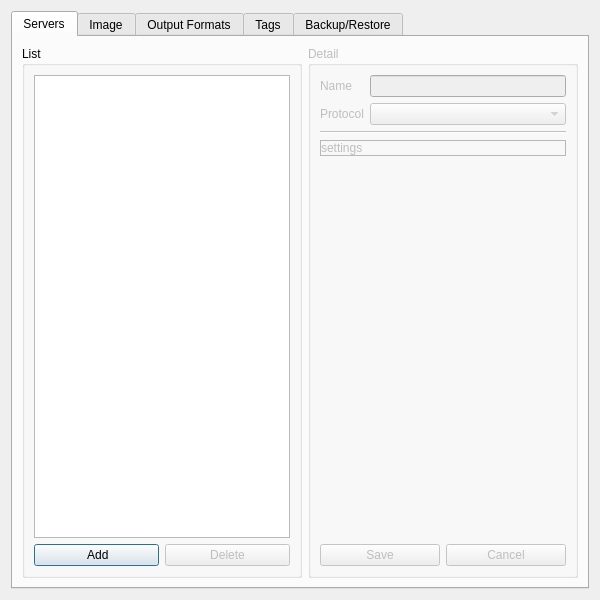
This is src/configdialog.ui in klesh/fu as Qt 5 draws it before an edit. The edited form follows.
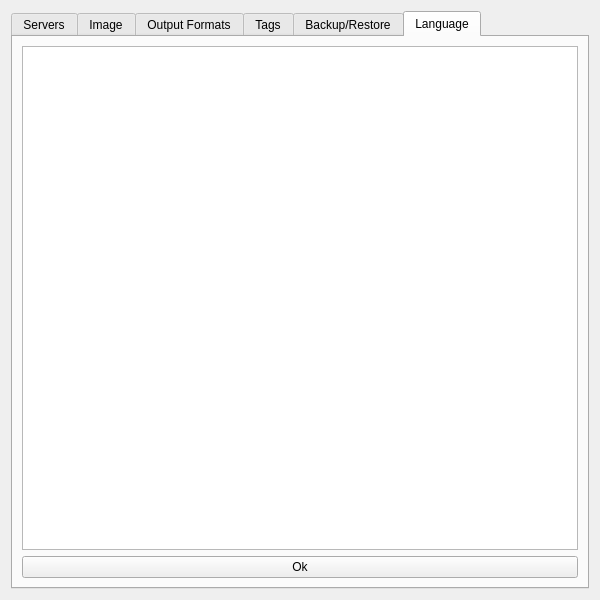
This is the edited form. Custom widgets are drawn as their Qt base class.

Patch:
```diff
--- a/src/configdialog.ui
+++ b/src/configdialog.ui
@@ -23,7 +23,7 @@
    <item>
     <widget class="QTabWidget" name="tabs">
      <property name="currentIndex">
-      <number>0</number>
+      <number>5</number>
      </property>
      <widget class="QWidget" name="tabServers">
       <attribute name="title">
@@ -710,6 +710,23 @@
        </item>
       </layout>
      </widget>
+     <widget class="QWidget" name="tabLanguage">
+      <attribute name="title">
+       <string>Language</string>
+      </attribute>
+      <layout class="QVBoxLayout" name="verticalLayout_6">
+       <item>
+        <widget class="QListWidget" name="lstLangs"/>
+       </item>
+       <item>
+        <widget class="QPushButton" name="btnSaveLang">
+         <property name="text">
+          <string>Ok</string>
+         </property>
+        </widget>
+       </item>
+      </layout>
+     </widget>
     </widget>
    </item>
   </layout>
```
